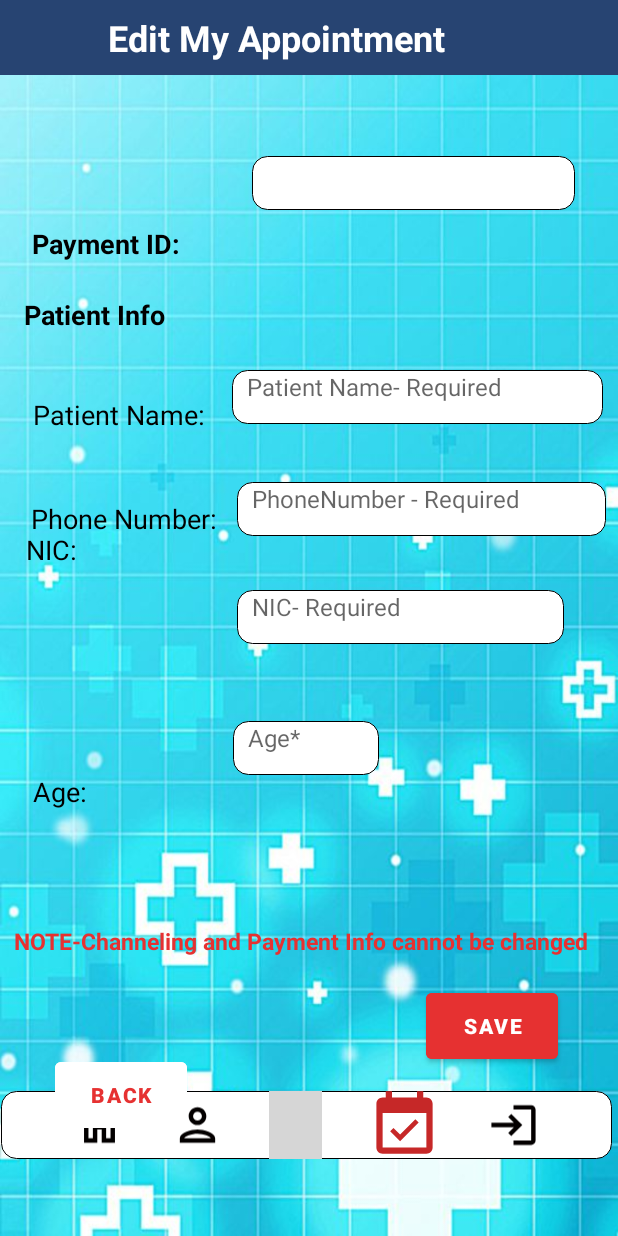
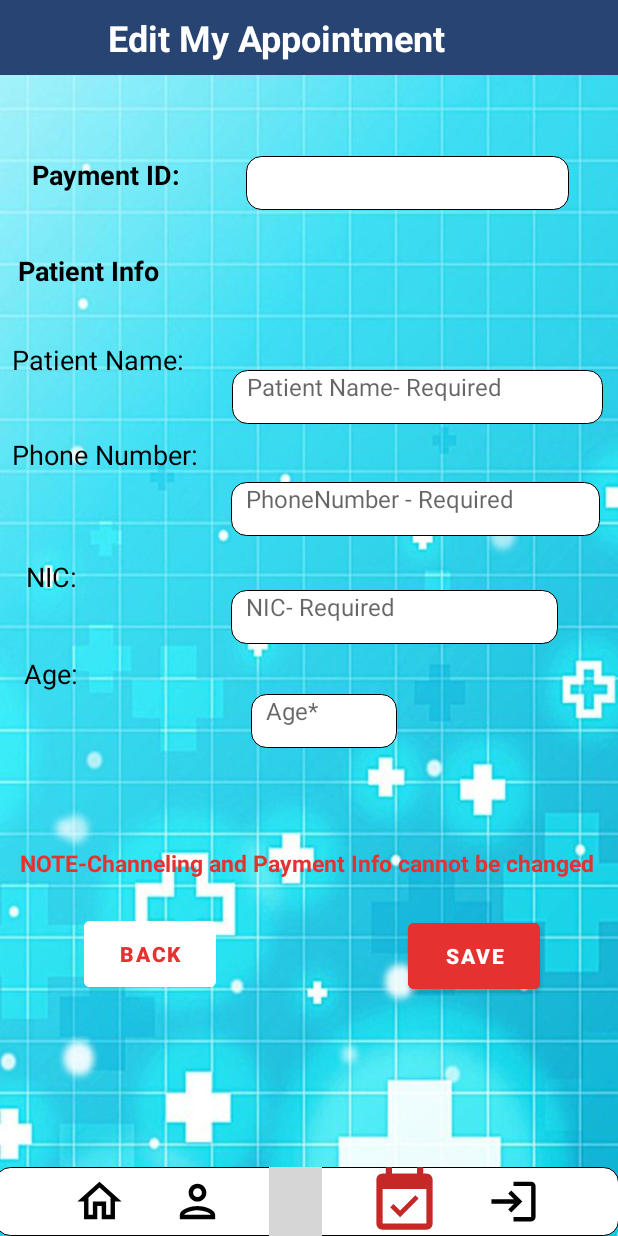
Before and after one commit to SheemaRuzaik/MedHub, an Android app: the ViewAppointment screen opened directly, with no data from a screen before it, after a tap on "EDIT", on a phone screen of 412 x 824 dp. Run offline under Robolectric (Android 15) with nearby library versions, the phone set to English and light mode, and no system bars; our stand-ins replace Firebase (no records; nobody signed in at launch, a user with empty details on screens opened directly); 20 statements that could not run were skipped; grey boxes are pictures that could not be loaded.

Commit message:
Final project done

```diff
--- a/app/src/main/java/com/sliit/medhub/EditPayment_Info.java
+++ b/app/src/main/java/com/sliit/medhub/EditPayment_Info.java
@@ -1,5 +1,6 @@
 package com.sliit.medhub;
 
+import androidx.annotation.NonNull;
 import androidx.appcompat.app.AppCompatActivity;
 import androidx.appcompat.widget.Toolbar;
 import androidx.constraintlayout.widget.ConstraintLayout;
@@ -31,6 +32,14 @@ public class EditPayment_Info extends AppCompatActivity {
     EditText txtPatientName, txtPhoneNumber, txtNIC, txtAge;
     TextView txtpayID;
 
+
+    //declare not needed variables
+    String Card_type;
+    String Card_number;
+    String Card_Name;
+    String Exp_date;
+    String CVC;
+
     // navigation button
     ImageView home, doctor, profile, appointment, extra, logout;
 
@@ -50,9 +59,14 @@ public class EditPayment_Info extends AppCompatActivity {
         setContentView(R.layout.activity_edit_payment__info);
 
 
+
+
         // Tool bar
         title = findViewById(R.id.head);
         title.setText("Edit My Appointment");
+
+        Intent intent=getIntent();
+        String Pay_ID=intent.getStringExtra("getPay_ID");
 
         txtPatientName = findViewById(R.id.editPatientName);
         txtPhoneNumber = findViewById(R.id.editPhoneNumber);
@@ -60,21 +74,39 @@ public class EditPayment_Info extends AppCompatActivity {
         txtAge = findViewById(R.id.editAge);
         txtpayID=findViewById(R.id.viewpayID);
 
+        //Payment Object
+
+        Payment getpayment=new Payment();
+
         //Button
         bttnSave = findViewById(R.id.Save);
+        bttnCancel=findViewById(R.id.Cancel);
 
-        final SessionManagement sessionManagement = new SessionManagement(EditPayment_Info.this);
-        Integer un = sessionManagement.getSession();
+//     final SessionManagement sessionManagement = new SessionManagement(EditPayment_Info.this);
+//        Integer un = sessionManagement.getSession();
 
-        dbref = FirebaseDatabase.getInstance().getReference().child("Payment").child(un.toString());
+        dbref = FirebaseDatabase.getInstance().getReference().child("Payment").child(Pay_ID);
 
         dbref.addListenerForSingleValueEvent(new ValueEventListener() {
             @Override
             public void onDataChange(DataSnapshot snapshot) {
-                txtPatientName.setText(snapshot.child("PatientName").getValue().toString());
-                txtPhoneNumber.setText(snapshot.child("phoneNumber").getValue().toString());
-                txtNIC.setText(snapshot.child("NIC").getValue().toString());
-                txtAge.setText(snapshot.child("Age").getValue().toString());
+                String PayID=snapshot.child("payID").getValue().toString();
+                String Patient_Name=snapshot.child("patientName").getValue().toString();
+                String Phone_Number=snapshot.child("phoneNumber").getValue().toString();
+                String NIC=snapshot.child("nic").getValue().toString();
+                String Age=snapshot.child("age").getValue().toString();
+                Card_type=snapshot.child("cardType").getValue().toString();
+                 Card_number=snapshot.child("cardNumber").getValue().toString();
+                 Card_Name=snapshot.child("nameOnCard").getValue().toString();
+                 Exp_date=snapshot.child("expDate").getValue().toString();
+                 CVC=snapshot.child("cvc").getValue().toString();
+
+
+                txtpayID.setText(PayID);
+                txtPatientName.setText(Patient_Name);
+                txtPhoneNumber.setText(Phone_Number);
+                txtNIC.setText(NIC);
+                txtAge.setText(Age);
             }
 
 
@@ -86,19 +118,47 @@ public class EditPayment_Info extends AppCompatActivity {
 
 
         bttnSave.setOnClickListener(new View.OnClickListener() {
+
             @Override
             public void onClick(View v) {
+                dbref=FirebaseDatabase.getInstance().getReference().child("Payment");
+                dbref.addListenerForSingleValueEvent(new ValueEventListener() {
+                    @Override
+                    public void onDataChange(@NonNull DataSnapshot snapshot) {
 
-                upref= FirebaseDatabase.getInstance().getReference().child("Payment").child(txtpayID.getText().toString());
-                upref.child("PatientName").setValue(txtPatientName.getText().toString().trim());
-                upref.child("phoneNumber").setValue(txtPhoneNumber.getText().toString().trim());
-                upref.child("NIC").setValue(txtNIC.getText().toString().trim());
-                upref.child("Age").setValue(txtAge.getText().toString().trim());
+                        if (snapshot.hasChild(Pay_ID)) {
+                            try {
+                                getpayment.setPayID(Integer.parseInt(txtpayID.getText().toString().trim()));
+                                getpayment.setPatientName(txtPatientName.getText().toString().trim());
+                                getpayment.setPhoneNumber(txtPhoneNumber.getText().toString().trim());
+                                getpayment.setNIC(txtNIC.getText().toString().trim());
+                                getpayment.setAge(txtAge.getText().toString().trim());
 
-                Toast.makeText(getApplicationContext(), "Successfully updated", Toast.LENGTH_SHORT).show();
+                                getpayment.setCardType(Card_type);
+                                getpayment.setCardNumber(Card_number);
+                                getpayment.setNameOnCard(Card_Name);
+                                getpayment.setExpDate(Exp_date);
+                                getpayment.setCVC(CVC);
 
-                Intent intent = new Intent(EditPayment_Info.this, ViewAppointment.class);
-                startActivity(intent);
+                                dbref.child(Pay_ID).setValue(getpayment);
+
+                                Toast.makeText(getBaseContext(), "Your Appointment has been Updated", Toast.LENGTH_LONG).show();
+
+
+
+                            } catch (NumberFormatException e) {
+                                Toast.makeText(getBaseContext(), "Enter Valid Format", Toast.LENGTH_LONG).show();
+                            }
+                        }
+                        else{
+                            Toast.makeText(getBaseContext(), "No Source to update", Toast.LENGTH_LONG).show();
+                        }
+                    }
+                    @Override
+                    public void onCancelled(@NonNull DatabaseError error) {
+
+                    }
+                });
             }
         });
 
--- a/app/src/main/java/com/sliit/medhub/Payment.java
+++ b/app/src/main/java/com/sliit/medhub/Payment.java
@@ -2,7 +2,7 @@ package com.sliit.medhub;
 
 public class Payment {
 
-    private Integer payID = 100;
+    private Integer payID = 0;
     private String PatientName;
     private String phoneNumber;
     private String NIC;
@@ -121,7 +121,6 @@ public class Payment {
 
     }
 
-
     public boolean isCardNumValid(String CardNumber) {
         if (CardNumber.length() == 16) {
             return true;
--- a/app/src/main/java/com/sliit/medhub/ViewAppointment.java
+++ b/app/src/main/java/com/sliit/medhub/ViewAppointment.java
@@ -1,5 +1,6 @@
 package com.sliit.medhub;
 
+import androidx.annotation.NonNull;
 import androidx.appcompat.app.ActionBar;
 import androidx.appcompat.app.AppCompatActivity;
 import androidx.appcompat.widget.Toolbar;
@@ -52,6 +53,9 @@ public class ViewAppointment extends AppCompatActivity {
         title = findViewById(R.id.head);
         title.setText("My Appointments");
 
+        Intent intent=getIntent();
+        String Pay_ID=intent.getStringExtra("Pay_ID");
+
         // Form details
         txtPaymentNo = findViewById(R.id.getpayNo);
         txtPatientName = findViewById(R.id.getPatientName);
@@ -60,24 +64,39 @@ public class ViewAppointment extends AppCompatActivity {
         txtAge = findViewById(R.id.getAge);
 
 
+
         // button
         bttnback = findViewById(R.id.cancel_button);
         bttndelete = findViewById(R.id.Delete);
         bttnedit = findViewById(R.id.edit);
 
-        final SessionManagement sessionManagement=new SessionManagement(ViewAppointment.this);
-        Integer un=sessionManagement.getSession();
+//        final SessionManagement sessionManagement=new SessionManagement(ViewAppointment.this);
+//        Integer un=sessionManagement.getSession();
 
-        dbref= FirebaseDatabase.getInstance().getReference().child("Payment").child(un.toString());
+        dbref= FirebaseDatabase.getInstance().getReference().child("Payment").child(Pay_ID);
 
         dbref.addListenerForSingleValueEvent(new ValueEventListener() {
             @Override
             public void onDataChange(DataSnapshot snapshot) {
-                txtPaymentNo.setText(snapshot.child("payID").getValue().toString());
-                txtPatientName.setText(snapshot.child("PatientName").getValue().toString());
-                TxtPhoneNumber.setText(snapshot.child("phoneNumber").getValue().toString());
-                txtNIC.setText(snapshot.child("NIC").getValue().toString());
-                txtAge.setText(snapshot.child("Age").getValue().toString());
+                String PayID=snapshot.child("payID").getValue().toString();
+                String Patient_Name=snapshot.child("patientName").getValue().toString();
+                String Phone_Number=snapshot.child("phoneNumber").getValue().toString();
+                String NIC=snapshot.child("nic").getValue().toString();
+                String Age=snapshot.child("age").getValue().toString();
+                String Card_type=snapshot.child("cardType").getValue().toString();
+                String Card_number=snapshot.child("cardNumber").getValue().toString();
+                String Card_Name=snapshot.child("nameOnCard").getValue().toString();
+                String Exp_date=snapshot.child("expDate").getValue().toString();
+                String CVC=snapshot.child("cvc").getValue().toString();
+
+
+                txtPaymentNo.setText(PayID);
+                txtPatientName.setText(Patient_Name);
+                TxtPhoneNumber.setText(Phone_Number);
+                txtNIC.setText(NIC);
+                txtAge.setText(Age);
+
+
             }
 
                 @Override
@@ -91,7 +110,9 @@ public class ViewAppointment extends AppCompatActivity {
                 bttnedit.setOnClickListener(new View.OnClickListener() {
                     @Override
                     public void onClick(View v) {
-                        Intent intent = new Intent(ViewAppointment.this, EditPayment_Info.class);
+                        Intent intent = new Intent(v.getContext(), EditPayment_Info.class);
+                        intent.putExtra("getPay_ID",Pay_ID);
+                        v.getContext().startActivity(intent);
                         startActivity(intent);
                     }
                 });
@@ -106,18 +127,35 @@ public class ViewAppointment extends AppCompatActivity {
 
                 bttndelete.setOnClickListener(new View.OnClickListener() {
                     @Override
+
                     public void onClick(View v) {
-                        delref=FirebaseDatabase.getInstance().getReference().child("Payment").child(txtPaymentNo.getText().toString());
-                        delref.removeValue();
-                        sessionManagement.removeSession();
+                        delref= FirebaseDatabase.getInstance().getReference().child("Payment");
+                        delref.addListenerForSingleValueEvent(new ValueEventListener() {
+                            @Override
+                            public void onDataChange(@NonNull DataSnapshot snapshot) {
+                                if(snapshot.hasChild(Pay_ID)){
+                                    delref=FirebaseDatabase.getInstance().getReference().child("Payment").child(Pay_ID);
+                                    delref.removeValue();
+                                    Intent intent2 = new Intent(ViewAppointment.this,AddInfo_Payment.class);
 
-                        Toast.makeText(getApplicationContext(), "Successfully deleted", Toast.LENGTH_SHORT).show();
+                                    startActivity(intent2);
+                                    Toast.makeText(getBaseContext(), "Your Appointment has been Deleted", Toast.LENGTH_LONG).show();
+                                }
+                                else{
+                                    Toast.makeText(getBaseContext(), "No Source to delete", Toast.LENGTH_LONG).show();
+                                }
+                            }
 
-                        Intent intent = new Intent(getApplicationContext(),MainActivity.class);
-                        startActivity(intent);
+                            @Override
+                            public void onCancelled(@NonNull DatabaseError error) {
+
+                            }
+                        });
 
                     }
                 });
+
+
 
 
 
@@ -127,9 +165,9 @@ public class ViewAppointment extends AppCompatActivity {
         toolbar = findViewById(R.id.app_bar);
 
         setSupportActionBar(toolbar);
-        ActionBar actionBar = getSupportActionBar();
-        actionBar.setDisplayHomeAsUpEnabled(true);
-        actionBar.setHomeAsUpIndicator(R.drawable.menu);
+//        ActionBar actionBar = getSupportActionBar();
+//        actionBar.setDisplayHomeAsUpEnabled(true);
+//        actionBar.setHomeAsUpIndicator(R.drawable.menu);
 
         // navigation button
         home = findViewById(R.id.view_app_to_home);
--- a/app/src/main/res/layout/activity_edit_payment__info.xml
+++ b/app/src/main/res/layout/activity_edit_payment__info.xml
@@ -11,6 +11,7 @@
 
 
     <include
+        android:id="@+id/include3"
         layout="@layout/app_bar"
         app:layout_constraintEnd_toEndOf="parent"
         app:layout_constraintStart_toStartOf="parent"
@@ -31,10 +32,10 @@
         android:textSize="16dp"
         app:layout_constraintBottom_toBottomOf="parent"
         app:layout_constraintEnd_toEndOf="parent"
-        app:layout_constraintHorizontal_bias="0.52"
+        app:layout_constraintHorizontal_bias="0.56"
         app:layout_constraintStart_toStartOf="parent"
         app:layout_constraintTop_toTopOf="parent"
-        app:layout_constraintVertical_bias="0.61" />
+        app:layout_constraintVertical_bias="0.587" />
 
     <EditText
         android:id="@+id/editNIC"
@@ -42,7 +43,7 @@
         android:layout_height="36dp"
         android:layout_alignParentTop="true"
         android:layout_alignParentEnd="true"
-        android:layout_marginEnd="36dp"
+        android:layout_marginEnd="40dp"
         android:background="@drawable/input_bg"
         android:gravity=""
         android:hint="@string/NIC"
@@ -53,14 +54,13 @@
         app:layout_constraintTop_toTopOf="parent"
         app:layout_constraintVertical_bias="0.499" />
 
-
     <EditText
         android:id="@+id/editPhoneNumber"
         android:layout_width="246dp"
         android:layout_height="36dp"
         android:layout_alignParentTop="true"
         android:layout_alignParentEnd="true"
-        android:layout_marginEnd="8dp"
+        android:layout_marginEnd="12dp"
         android:background="@drawable/input_bg"
         android:gravity=""
         android:hint="@string/phonenumber"
@@ -71,14 +71,13 @@
         app:layout_constraintTop_toTopOf="parent"
         app:layout_constraintVertical_bias="0.408" />
 
-
     <TextView
         android:id="@+id/viewpayID"
         android:layout_width="215dp"
         android:layout_height="36dp"
         android:layout_alignParentTop="true"
         android:layout_alignParentEnd="true"
-        android:layout_marginStart="168dp"
+        android:layout_marginStart="164dp"
         android:layout_marginTop="104dp"
         android:background="@drawable/input_bg"
         android:gravity=""
@@ -107,25 +106,20 @@
         app:layout_constraintTop_toTopOf="parent"
         app:layout_constraintVertical_bias="0.313" />
 
+
     <TextView
         android:id="@+id/textView8"
         android:layout_width="69dp"
         android:layout_height="23dp"
         android:layout_alignParentEnd="true"
         android:layout_alignParentBottom="true"
-        android:layout_marginStart="22dp"
-        android:layout_marginTop="424dp"
-        android:layout_marginEnd="320dp"
-        android:layout_marginBottom="285dp"
+        android:layout_marginStart="16dp"
+        android:layout_marginTop="40dp"
         android:text="Age:"
         android:textColor="@color/black"
         android:textSize="18dp"
-        app:layout_constraintBottom_toBottomOf="parent"
-        app:layout_constraintEnd_toEndOf="parent"
-        app:layout_constraintHorizontal_bias="0.0"
         app:layout_constraintStart_toStartOf="parent"
-        app:layout_constraintTop_toTopOf="parent"
-        app:layout_constraintVertical_bias="1.0" />
+        app:layout_constraintTop_toBottomOf="@+id/textView7" />
 
     <TextView
         android:id="@+id/textView7"
@@ -134,18 +128,16 @@
         android:layout_alignParentEnd="true"
         android:layout_alignParentBottom="true"
         android:layout_marginStart="17dp"
-        android:layout_marginTop="354dp"
-        android:layout_marginEnd="261dp"
         android:layout_marginBottom="176dp"
         android:text="NIC:"
         android:textColor="@color/black"
         android:textSize="18dp"
         app:layout_constraintBottom_toBottomOf="parent"
         app:layout_constraintEnd_toEndOf="parent"
-        app:layout_constraintHorizontal_bias="1.0"
+        app:layout_constraintHorizontal_bias="0.0"
         app:layout_constraintStart_toStartOf="parent"
-        app:layout_constraintTop_toTopOf="parent"
-        app:layout_constraintVertical_bias="0.0" />
+        app:layout_constraintTop_toBottomOf="@+id/textView6"
+        app:layout_constraintVertical_bias="0.16" />
 
     <TextView
         android:id="@+id/textView6"
@@ -153,36 +145,27 @@
         android:layout_height="33dp"
         android:layout_alignParentEnd="true"
         android:layout_alignParentBottom="true"
-        android:layout_marginStart="20dp"
-        android:layout_marginTop="287dp"
-        android:layout_marginEnd="257dp"
-        android:layout_marginBottom="411dp"
+        android:layout_marginStart="8dp"
+        android:layout_marginTop="36dp"
         android:text="Phone Number:"
         android:textColor="@color/black"
         android:textSize="18dp"
-        app:layout_constraintBottom_toBottomOf="parent"
-        app:layout_constraintEnd_toEndOf="parent"
         app:layout_constraintStart_toStartOf="parent"
-        app:layout_constraintTop_toTopOf="parent" />
-
+        app:layout_constraintTop_toBottomOf="@+id/textView4" />
 
     <TextView
         android:id="@+id/textView4"
-        android:layout_width="140dp"
-        android:layout_height="wrap_content"
+        android:layout_width="144dp"
+        android:layout_height="27dp"
         android:layout_alignParentStart="true"
         android:layout_alignParentBottom="true"
-        android:layout_marginStart="21dp"
-        android:layout_marginTop="218dp"
-        android:layout_marginEnd="250dp"
-        android:layout_marginBottom="489dp"
+        android:layout_marginStart="8dp"
+        android:layout_marginTop="32dp"
         android:text="Patient Name:"
         android:textColor="@color/black"
         android:textSize="18dp"
-        app:layout_constraintBottom_toBottomOf="parent"
-        app:layout_constraintEnd_toEndOf="parent"
         app:layout_constraintStart_toStartOf="parent"
-        app:layout_constraintTop_toTopOf="parent" />
+        app:layout_constraintTop_toBottomOf="@+id/textView3" />
 
     <TextView
         android:id="@+id/hospitalfee"
@@ -199,14 +182,16 @@
         android:textStyle="bold"
         app:layout_constraintBottom_toBottomOf="parent"
         app:layout_constraintStart_toStartOf="parent"
-        app:layout_constraintTop_toTopOf="parent" />
+        app:layout_constraintTop_toTopOf="parent"
+        app:layout_constraintVertical_bias="0.0" />
+
 
     <TextView
         android:id="@+id/textView2"
         android:layout_width="391dp"
         android:layout_height="58dp"
         android:layout_marginTop="369dp"
-        android:layout_marginEnd="16dp"
+        android:layout_marginEnd="12dp"
         android:gravity="center"
         android:text="NOTE-Channeling and Payment Info cannot be changed"
         android:textColor="#E63131"
@@ -215,70 +200,66 @@
         app:layout_constraintBottom_toBottomOf="parent"
         app:layout_constraintEnd_toEndOf="parent"
         app:layout_constraintTop_toTopOf="parent"
-        app:layout_constraintVertical_bias="0.578" />
+        app:layout_constraintVertical_bias="0.447" />
 
     <TextView
         android:id="@+id/textView3"
         android:layout_width="131dp"
         android:layout_height="27dp"
-        android:layout_marginStart="16dp"
-        android:layout_marginTop="151dp"
-        android:layout_marginBottom="553dp"
+        android:layout_marginStart="12dp"
+        android:layout_marginTop="168dp"
         android:text="Patient Info"
         android:textColor="#000000"
         android:textSize="18sp"
         android:textStyle="bold"
-        app:layout_constraintBottom_toBottomOf="parent"
         app:layout_constraintStart_toStartOf="parent"
         app:layout_constraintTop_toTopOf="parent" />
-
 
     <Button
         android:id="@+id/Cancel"
         android:layout_width="88dp"
         android:layout_height="56dp"
-        android:layout_marginStart="36dp"
-        android:layout_marginTop="616dp"
-        android:layout_marginEnd="287dp"
-        android:layout_marginBottom="66dp"
+        android:layout_marginTop="608dp"
+        android:layout_marginEnd="128dp"
+        android:layout_marginBottom="22dp"
         android:backgroundTint="#FFFFFF"
         android:outlineProvider="none"
         android:text="@string/cancel"
         android:textColor="#E63131"
         android:textStyle="bold"
-        app:layout_constraintBottom_toBottomOf="parent"
-        app:layout_constraintEnd_toEndOf="parent"
+        app:layout_constraintBottom_toTopOf="@+id/linearLayout"
+        app:layout_constraintEnd_toStartOf="@+id/Save"
         app:layout_constraintHorizontal_bias="1.0"
         app:layout_constraintStart_toStartOf="parent"
         app:layout_constraintTop_toTopOf="parent"
-        app:layout_constraintVertical_bias="1.0" />
+        app:layout_constraintVertical_bias="0.0" />
 
     <Button
         android:id="@+id/Save"
         android:layout_width="88dp"
         android:layout_height="56dp"
-        android:layout_marginStart="284dp"
+        android:layout_marginStart="272dp"
         android:layout_marginTop="609dp"
-        android:layout_marginBottom="66dp"
+        android:layout_marginBottom="65dp"
         android:backgroundTint="#E63131"
         android:text="@string/save"
         android:textStyle="bold"
-        app:layout_constraintBottom_toBottomOf="parent"
+        app:layout_constraintBottom_toBottomOf="@+id/linearLayout"
         app:layout_constraintStart_toStartOf="parent"
-        app:layout_constraintTop_toTopOf="parent" />
+        app:layout_constraintTop_toTopOf="parent"
+        app:layout_constraintVertical_bias="0.0" />
 
     <LinearLayout
-        android:layout_width="407dp"
-        android:layout_height="45dp"
-        android:layout_marginTop="681dp"
-        android:layout_marginEnd="4dp"
-        android:layout_marginBottom="5dp"
+        android:id="@+id/linearLayout"
+        android:layout_width="416dp"
+        android:layout_height="46dp"
         android:background="@drawable/input_bg"
         android:gravity="center"
         android:orientation="horizontal"
         app:layout_constraintBottom_toBottomOf="parent"
         app:layout_constraintEnd_toEndOf="parent"
-        app:layout_constraintTop_toTopOf="parent">
+        app:layout_constraintTop_toTopOf="@+id/include3"
+        app:layout_constraintVertical_bias="1.0">
 
         <ImageView
             android:id="@+id/view_app_to_home"
```
Also changed, not shown: app/src/main/AndroidManifest.xml (+5 -18 lines), app/src/main/java/com/sliit/medhub/AddInfo_Payment.java (+16 -12 lines), app/src/main/res/layout/activity_add_info__payment.xml (+18 -25 lines), app/src/main/res/layout/activity_view_appointment.xml (+7 -4 lines), 1 other file.
